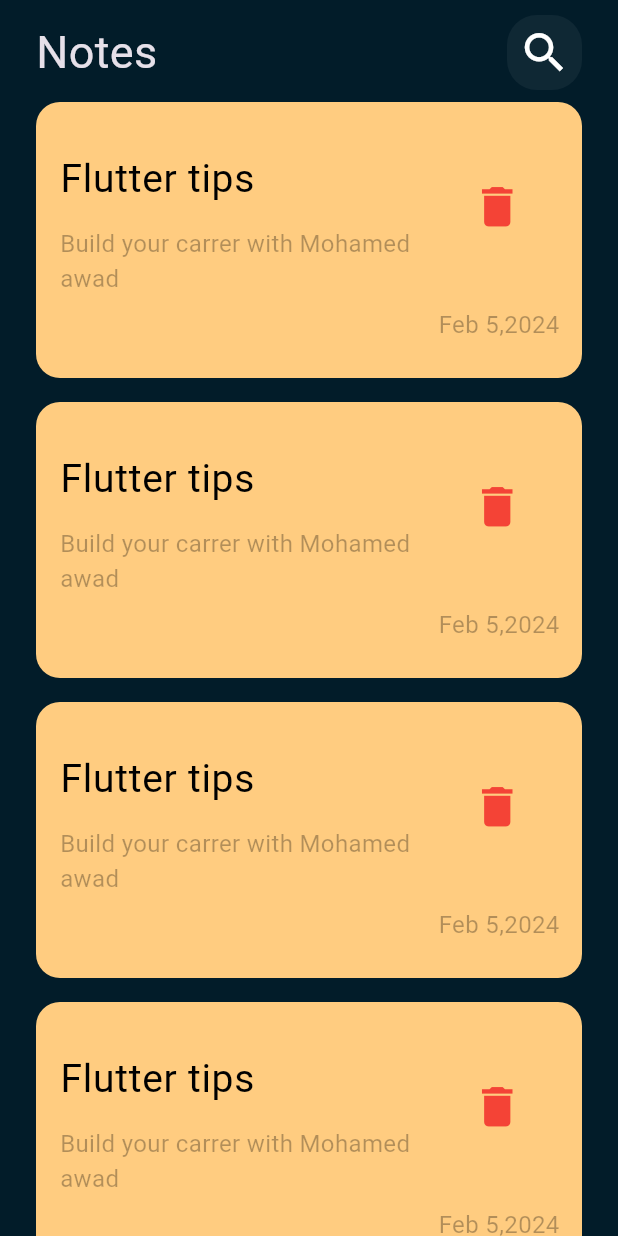
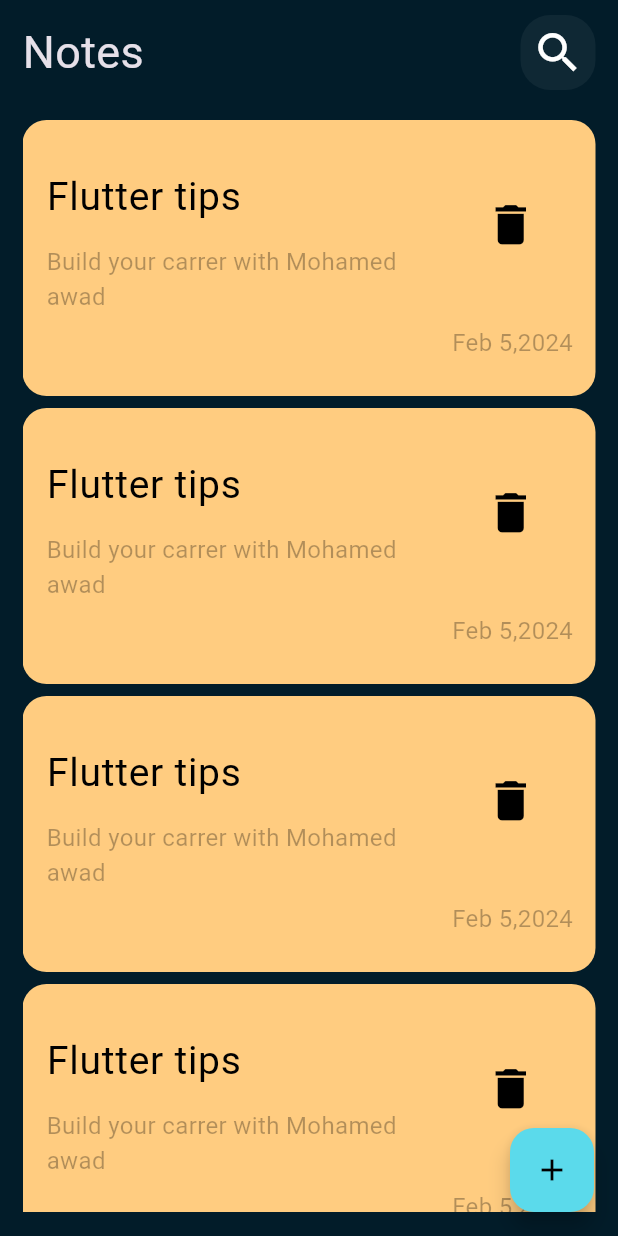
Before and after one commit to mo7amed3wad/note_app, a Flutter app: the screen it shows after launch, on a phone screen of 412 x 824 dp. Run offline on Flutter 3.47's test engine with Material 3 defaults, Android fonts, the phone set to English and light mode, and no system bars.

```diff
--- /dev/null
+++ b/lib/constants/colors.dart
@@ -0,0 +1,3 @@
+import 'package:flutter/material.dart';
+
+Color prColor = const Color.fromARGB(255, 91, 218, 235);
--- a/lib/main.dart
+++ b/lib/main.dart
@@ -12,9 +12,10 @@ class MyApp extends StatelessWidget {
   Widget build(BuildContext context) {
     return MaterialApp(
       theme: ThemeData(
+          primaryColor: Colors.amberAccent,
           brightness: Brightness.dark,
           scaffoldBackgroundColor: const Color.fromARGB(255, 2, 28, 41)),
-      debugShowCheckedModeBanner: true,
+      debugShowCheckedModeBanner: false,
       home: const NotesView(),
     );
   }
--- a/lib/views/notes_view.dart
+++ b/lib/views/notes_view.dart
@@ -1,6 +1,8 @@
 // ignore_for_file: sized_box_for_whitespace
 
 import 'package:flutter/material.dart';
+import 'package:test1/constants/colors.dart';
+import 'package:test1/views/widgets/add_note_bottom_sheet.dart';
 import 'package:test1/views/widgets/notes_view_widget.dart';
 
 class NotesView extends StatelessWidget {
@@ -8,8 +10,21 @@ class NotesView extends StatelessWidget {
 
   @override
   Widget build(BuildContext context) {
-    return const Scaffold(
-      body: SafeArea(child: NotesViewWidget()),
+    return Scaffold(
+      floatingActionButton: FloatingActionButton(
+        onPressed: () {
+          showModalBottomSheet(
+              context: context,
+              builder: (context) {
+                return const AddNoteBottomSheet();
+              });
+          // ignore: avoid_print
+          print("3wad");
+        },
+        backgroundColor: prColor,
+        child: const Icon(Icons.add, color: Colors.black),
+      ),
+      body: const SafeArea(child: NotesViewWidget()),
     );
   }
 }
--- a/lib/views/widgets/custom_note_item.dart
+++ b/lib/views/widgets/custom_note_item.dart
@@ -34,7 +34,7 @@ class NotesItem extends StatelessWidget {
               ),
               child: const Icon(
                 Icons.delete,
-                color: Colors.red,
+                color: Colors.black,
                 size: 35,
               ),
             ),
--- a/lib/views/widgets/note_list_view.dart
+++ b/lib/views/widgets/note_list_view.dart
@@ -6,14 +6,19 @@ class NoteListView extends StatelessWidget {
 
   @override
   Widget build(BuildContext context) {
-    return ListView.builder(
+    return Padding(
+      padding: const EdgeInsets.symmetric(
+        vertical: 16,
+      ),
+      child: ListView.builder(
         itemBuilder: (context, index) {
           return const Padding(
-          padding: EdgeInsets.symmetric(vertical: 8.0),
+            padding: EdgeInsets.symmetric(vertical: 4.0),
             child: NotesItem(),
           );
         },
         itemCount: 4,
+      ),
     );
   }
 }
--- a/lib/views/widgets/notes_view_widget.dart
+++ b/lib/views/widgets/notes_view_widget.dart
@@ -10,7 +10,7 @@ class NotesViewWidget extends StatelessWidget {
   @override
   Widget build(BuildContext context) {
     return Padding(
-      padding: EdgeInsets.symmetric(horizontal: 24),
+      padding: EdgeInsets.symmetric(horizontal: 15),
       child: Column(
         children: const [
           SizedBox(
```
Also changed, not shown: lib/views/widgets/add_note_bottom_sheet.dart (added, +10 -0 lines). Lines whose indentation alone changed are shown as unchanged.
